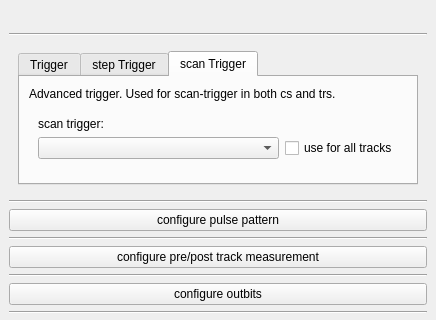
Above: TildaHost/source/Interface/TrackParUi/Ui_TrackPar.ui from lasersphere/Tilda before the change; both pictures show x 0 to 436 and y 0 to 320 of the 436 by 770 pixel window. Below: the same form after it.
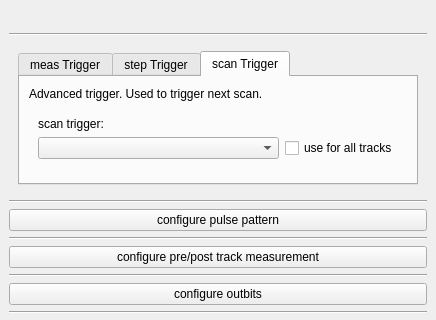
That is the form after the change. The open tabs and pages were chosen to show the change. Icons and pictures are not drawn.

Commit message: Expanded trigger functionality to incorporate 3 different triggers for both CS and TRS mode: meas-trigger (the original one), step-trigger (for Cryring laser scanning) and scan-trigger (for Cryring injection pulses). Implementation should be complete in LabVIEW and python but needs testing on hardware.

The edit to the form file:
```diff
--- a/TildaHost/source/Interface/TrackParUi/Ui_TrackPar.ui
+++ b/TildaHost/source/Interface/TrackParUi/Ui_TrackPar.ui
@@ -7,7 +7,7 @@
     <x>0</x>
     <y>0</y>
     <width>413</width>
-    <height>726</height>
+    <height>745</height>
    </rect>
   </property>
   <property name="sizePolicy">
@@ -70,7 +70,7 @@
            </property>
            <widget class="QWidget" name="tab_trigger">
             <attribute name="title">
-             <string>Trigger</string>
+             <string>meas Trigger</string>
             </attribute>
             <layout class="QVBoxLayout" name="verticalLayout_7">
              <item>
@@ -234,7 +234,7 @@
              <item>
               <widget class="QLabel" name="label_9">
                <property name="text">
-                <string>Advanced trigger. Used for scan-trigger in both cs and trs.</string>
+                <string>Advanced trigger. Used to trigger next scan.</string>
                </property>
               </widget>
              </item>
```
Left out of the diff: 6 changed lines with no effect on the pictures. The commit also changes 13 other files.
